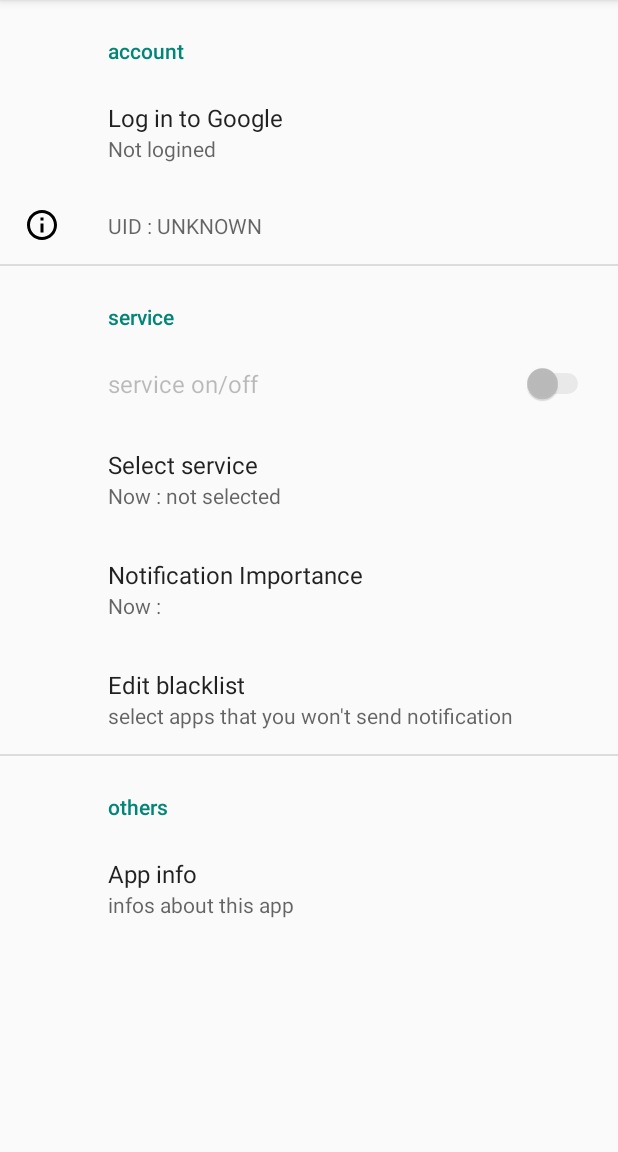
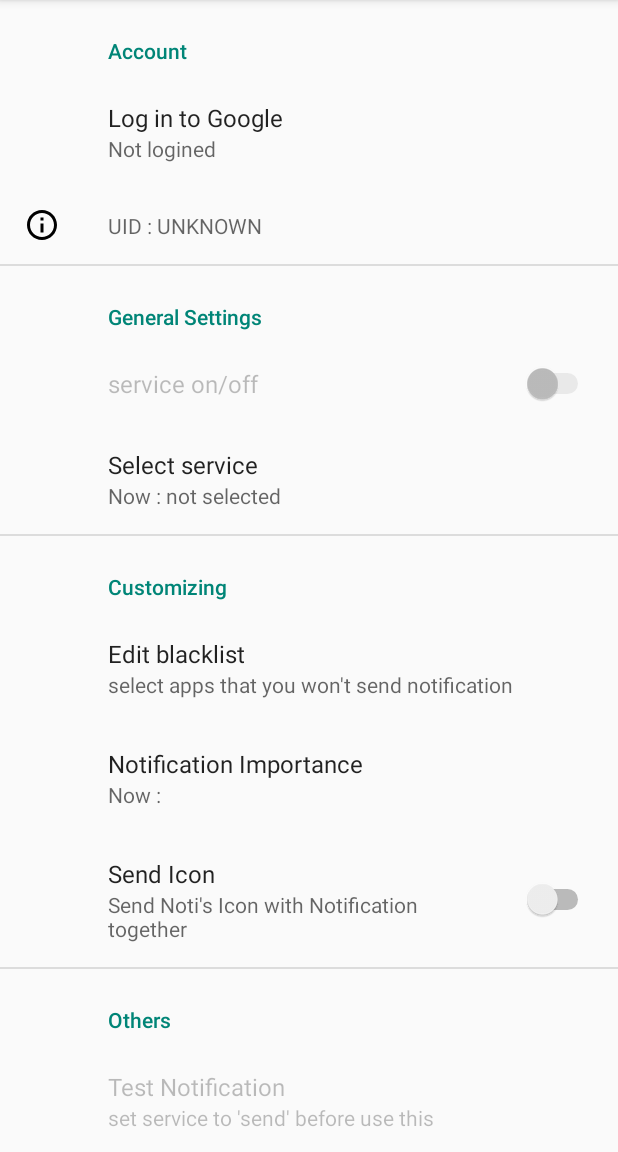
Before and after one commit to choiman1559/NotiSender, an Android app: the screen it shows after launch (SettingsActivity), on a phone screen of 412 x 824 dp, the part 84-1236 px from its top. Run offline under Robolectric (Android 15) with nearby library versions, the phone set to English and light mode, and no system bars; our stand-ins replace Firebase (no records; nobody signed in at launch, a user with empty details on screens opened directly), androidx.preference; libraries missing offline, so code that uses them is left out: com.application.isradeleon.

Commit message:
added some prefs

```diff
--- a/app/src/main/java/com/noti/sender/SettingsActivity.java
+++ b/app/src/main/java/com/noti/sender/SettingsActivity.java
@@ -26,6 +26,7 @@ import androidx.preference.CheckBoxPreference;
 import androidx.preference.Preference;
 import androidx.preference.PreferenceFragmentCompat;
 
+import com.application.isradeleon.notify.Notify;
 import com.google.android.gms.auth.api.Auth;
 import com.google.android.gms.auth.api.signin.GoogleSignInAccount;
 import com.google.android.gms.auth.api.signin.GoogleSignInOptions;
@@ -112,7 +113,6 @@ public class SettingsActivity extends AppCompatActivity {
         public void onCreatePreferences(Bundle savedInstanceState, String rootKey) {
             setPreferencesFromResource(R.xml.root_preferences, rootKey);
 
-            Log.d("debug", "init fregment");
             GoogleSignInOptions gso = new GoogleSignInOptions.Builder(GoogleSignInOptions.DEFAULT_SIGN_IN)
                     .requestIdToken(getString(R.string.default_web_client_id))
                     .requestEmail()
@@ -139,19 +139,21 @@ public class SettingsActivity extends AppCompatActivity {
             } else {
                 findPreference("serviceToggle").setEnabled(false);
             }
-            findPreference("service").setSummary("Now : " + mcontext.getSharedPreferences("com.noti.sender_preferences", MODE_PRIVATE).getString("service", "not selected"));
-            findPreference("debugInfo").setVisible(mcontext.getSharedPreferences("com.noti.sender_preferences", MODE_PRIVATE).getBoolean("debugInfoVisible", false));
+            findPreference("service").setSummary("Now : " + prefs.getString("service", "not selected"));
+            findPreference("debugInfo").setVisible(prefs.getBoolean("debugInfoVisible", false));
 
-            Boolean ifUIDBlank = getPreferenceManager().getSharedPreferences().getString("UID","").equals("");
-            if(getPreferenceManager().getSharedPreferences().getString("service","").equals("") || ifUIDBlank) findPreference("serviceToggle").setEnabled(false);
+            Boolean ifUIDBlank = prefs.getString("UID","").equals("");
+            if(prefs.equals("") || ifUIDBlank) findPreference("serviceToggle").setEnabled(false);
+            findPreference("testNoti").setEnabled(prefs.getString("service","").equals("send"));
             findPreference("service").setOnPreferenceChangeListener((preference, newValue) -> {
                 findPreference("serviceToggle").setEnabled(!ifUIDBlank);
                 preference.setSummary("Now : " + newValue.toString());
+                findPreference("testNoti").setEnabled(!prefs.getString("service","").equals("send"));
                 return true;
             });
 
             if(Build.VERSION.SDK_INT >= 26) {
-                findPreference("importance").setSummary("Now : " + getPreferenceManager().getSharedPreferences().getString("importance", ""));
+                findPreference("importance").setSummary("Now : " + prefs.getString("importance", ""));
                 findPreference("importance").setOnPreferenceChangeListener(((preference, newValue) -> {
                     findPreference("importance").setSummary("Now : " + newValue);
                     return true;
@@ -159,6 +161,25 @@ public class SettingsActivity extends AppCompatActivity {
             } else {
                 findPreference("importance").setEnabled(false);
                 findPreference("importance").setSummary("Not for Android N or lower.");
+            }
+
+            Preference IconEnable = findPreference("SendIcon");
+            findPreference("IconRes").setVisible(prefs.getBoolean("SendIcon",false));
+            findPreference("IconWaring").setVisible(prefs.getBoolean("SendIcon",false));
+            IconEnable.setOnPreferenceChangeListener((preference,newValue) -> {
+                findPreference("IconRes").setVisible(!prefs.getBoolean("SendIcon",false));
+                findPreference("IconWaring").setVisible(!prefs.getBoolean("SendIcon",false));
+                return true;
+            });
+            findPreference("IconRes").setOnPreferenceChangeListener(((preference, newValue) -> {
+                findPreference("IconRes").setSummary("Now : " + newValue);
+                return true;
+            }));
+
+            try {
+                mcontext.getPackageManager().getPackageInfo("com.google.android.wearable.app", 0);
+            } catch (PackageManager.NameNotFoundException e) {
+                findPreference("forWear").setVisible(false);
             }
         }
 
@@ -175,18 +196,21 @@ public class SettingsActivity extends AppCompatActivity {
                 FirebaseMessaging.getInstance().subscribeToTopic(mcontext.getSharedPreferences("com.noti.sender_preferences", MODE_PRIVATE).getString("UID", ""));
             }
 
-            if (preference.getKey().equals("UID")) {
-                if (mcontext.getSharedPreferences("com.noti.sender_preferences", MODE_PRIVATE).getBoolean("debugInfoVisible", false))
-                    Toast.makeText(mcontext, "debugMode is already Enabled", Toast.LENGTH_SHORT).show();
-                else {
-                    UIDClickCount -= 1;
-                    if (UIDClickCount == 0) {
-                        Toast.makeText(mcontext, "debugMode Enabled", Toast.LENGTH_SHORT).show();
-                        mcontext.getSharedPreferences("com.noti.sender_preferences", MODE_PRIVATE).edit().putBoolean("debugInfoVisible", true).apply();
-                        recreate();
-                    } else
-                        Toast.makeText(mcontext, UIDClickCount + " clicks to Enable debugMode", Toast.LENGTH_SHORT).show();
-                }
+            if(preference.getKey().equals("testNoti")) {
+                Notify.create(mcontext)
+                        .setTitle("test")
+                        .setContent("messageTest")
+                        .setLargeIcon(R.drawable.ic_launcher_foreground)
+                        .circleLargeIcon()
+                        .setSmallIcon(R.drawable.ic_broken_image)
+                        .setImportance(Notify.NotificationImportance.HIGH)
+                        .enableVibration(true)
+                        .setAutoCancel(true)
+                        .show();
+            }
+
+            if(preference.getKey().equals("forWear")){
+                startActivity(new Intent(Intent.ACTION_VIEW).setData(Uri.parse("http://play.google.com/store/apps/details?id=com.noti.sender.wear")));
             }
 
             if (preference.getKey().equals("debugInfo")) {
--- a/app/src/main/res/values/arrays.xml
+++ b/app/src/main/res/values/arrays.xml
@@ -9,4 +9,10 @@
     <item>Default</item>
     <item>Low</item>
 </string-array>
+
+<string-array name="resolution">
+    <item>68 x 68 (Not Recommend)</item>
+    <item>52 x 52 (Default)</item>
+    <item>36 x 36</item>
+</string-array>
 </resources>
--- a/app/src/main/res/xml/root_preferences.xml
+++ b/app/src/main/res/xml/root_preferences.xml
@@ -2,7 +2,7 @@
     xmlns:android="http://schemas.android.com/apk/res/android"
     xmlns:app="http://schemas.android.com/apk/res-auto">
 
-    <PreferenceCategory app:title="@string/account">
+    <PreferenceCategory app:title="Account">
         <Preference
             android:key="Login"
             android:summary="@string/UID_default"
@@ -15,7 +15,7 @@
 
     </PreferenceCategory>
 
-    <PreferenceCategory app:title="service">
+    <PreferenceCategory app:title="General Settings">
 
         <SwitchPreference
             android:defaultValue="false"
@@ -31,23 +31,51 @@
             android:title="Select service"
             android:summary="Now : reception"/>
 
+    </PreferenceCategory>
+
+    <PreferenceCategory android:title="Customizing">
+        <Preference
+            android:key="blacklist"
+            android:summary="select apps that you won't send notification"
+            android:title="Edit blacklist" />
         <ListPreference
             android:defaultValue="Default"
             android:entries="@array/importance"
             android:entryValues="@array/importance"
             android:key="importance"
-            android:title="Notification Importance"
-            android:summary="Now : Default"/>
-
+            android:summary="Now : Default"
+            android:title="Notification Importance" />
+        <SwitchPreference
+            android:defaultValue="false"
+            android:key="SendIcon"
+            android:summary="Send Noti's Icon with Notification together"
+            android:title="Send Icon" />
+        <ListPreference
+            android:defaultValue="52 x 52 (Default)"
+            android:entries="@array/resolution"
+            android:entryValues="@array/resolution"
+            android:key="IconRes"
+            android:summary="Now : 52 x 52 (Default)"
+            android:title="Resolution of icon" />
         <Preference
-            android:key="blacklist"
-            android:summary="select apps that you won't send notification"
-            android:title="Edit blacklist" />
-
+            android:key="IconWaring"
+            android:summary="If icon's file size is too big, icon may not sent or sending notification may fail."
+            android:icon="@drawable/ic_info_outline_black_24dp" />
     </PreferenceCategory>
 
     <PreferenceCategory
-        android:title="others">
+        android:title="Others">
+
+        <Preference
+            android:key="testNoti"
+            android:summary="set service to 'send' before use this"
+            android:title="Test Notification" />
+
+        <Preference
+            android:key="forWear"
+            android:summary="Receive Notification in Wear OS"
+            android:title="Noti Sender For Wear OS" />
+
         <Preference
             android:key="AppInfo"
             android:summary="@string/App_info_des"
@@ -56,9 +84,9 @@
         <CheckBoxPreference
             android:defaultValue="false"
             android:key="debugInfo"
-            android:title="Show Debug Logs"
+            android:title="Show/Save Debug Logs"
+            android:summary="See Logcat or NotiSenderLog.txt to check log"
             android:visibility="gone"
             tools:visibility="gone" />
     </PreferenceCategory>
-
 </PreferenceScreen>
```
Also changed, not shown: app/build.gradle (+6 -4 lines), app/src/main/java/com/noti/sender/NotiListenerClass.java (+31 -13 lines), 7 other files. Lines whose indentation alone changed are shown as unchanged.
